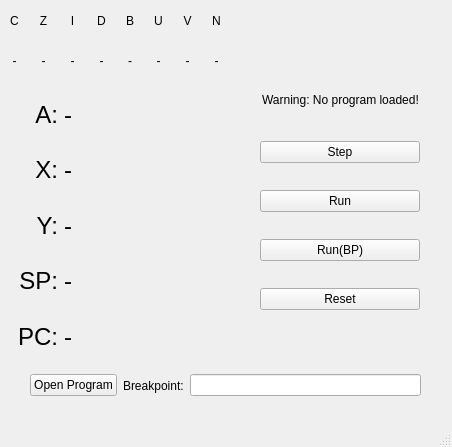
First picture: the form in debugger/mainwindow.ui, repository felixkorch/Kandidatarbete-LLVMES, before the edit.
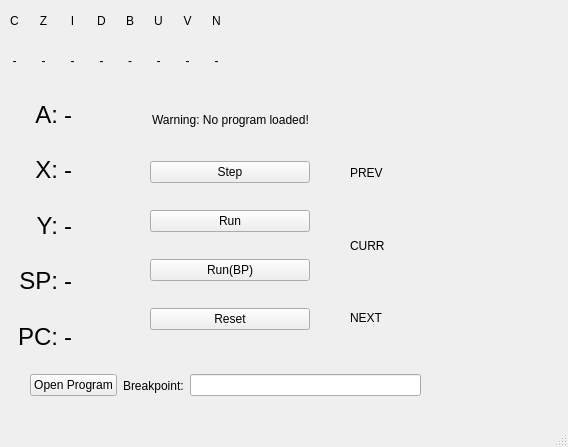
Second picture: the form after the edit.

Commit message: Add show current memory location

Patch:
```diff
--- a/debugger/mainwindow.ui
+++ b/debugger/mainwindow.ui
@@ -6,7 +6,7 @@
    <rect>
     <x>0</x>
     <y>0</y>
-    <width>452</width>
+    <width>568</width>
     <height>447</height>
    </rect>
   </property>
@@ -17,8 +17,8 @@
    <widget class="QWidget" name="verticalLayoutWidget_2">
     <property name="geometry">
      <rect>
-      <x>260</x>
-      <y>120</y>
+      <x>150</x>
+      <y>140</y>
       <width>160</width>
       <height>211</height>
      </rect>
@@ -95,8 +95,8 @@
    <widget class="QLabel" name="Label_Loaded">
     <property name="geometry">
      <rect>
-      <x>240</x>
-      <y>90</y>
+      <x>130</x>
+      <y>110</y>
       <width>201</width>
       <height>20</height>
      </rect>
@@ -470,6 +470,39 @@
      </item>
     </layout>
    </widget>
+   <widget class="QWidget" name="verticalLayoutWidget">
+    <property name="geometry">
+     <rect>
+      <x>350</x>
+      <y>140</y>
+      <width>191</width>
+      <height>211</height>
+     </rect>
+    </property>
+    <layout class="QVBoxLayout" name="verticalLayout_5">
+     <item>
+      <widget class="QLabel" name="Label_PrevInst">
+       <property name="text">
+        <string>PREV</string>
+       </property>
+      </widget>
+     </item>
+     <item>
+      <widget class="QLabel" name="Label_CurrInst">
+       <property name="text">
+        <string>CURR</string>
+       </property>
+      </widget>
+     </item>
+     <item>
+      <widget class="QLabel" name="Label_NextInst">
+       <property name="text">
+        <string>NEXT</string>
+       </property>
+      </widget>
+     </item>
+    </layout>
+   </widget>
   </widget>
   <widget class="QMenuBar" name="menubar">
    <property name="geometry">
```
Left out of the diff: 2 changed lines with no effect on the pictures.
